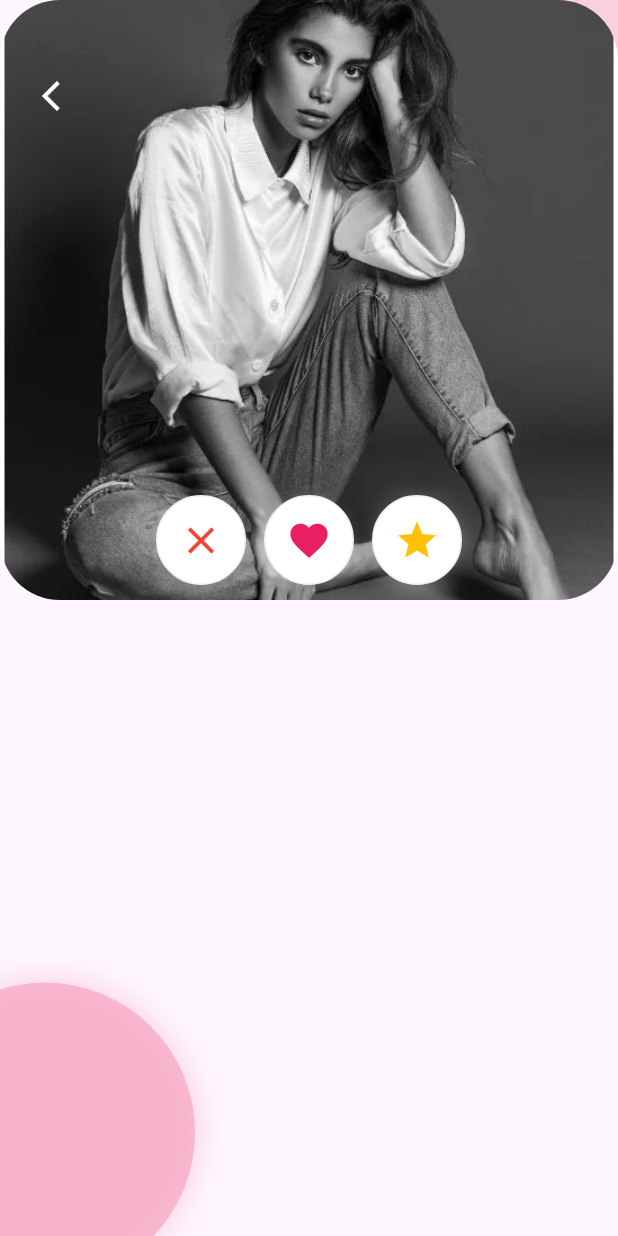
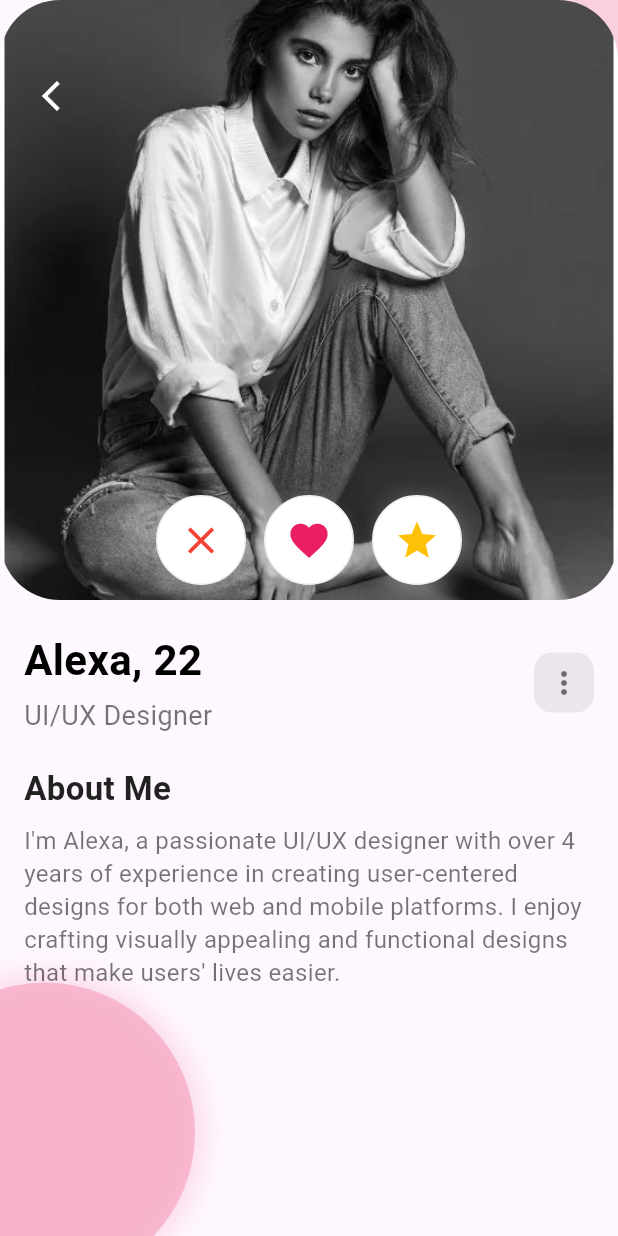
Before and after one commit to bryann54/hookie, a Flutter app: the UserDetailsScreen screen opened directly, on a phone screen of 412 x 824 dp. Run offline on Flutter 3.47's test engine with Material 3 defaults, Android fonts, the phone set to English and light mode, and no system bars; our stand-ins replace bloc, equatable, flutter_bloc, lottie.

Commit message:
userdetails screen

```diff
--- a/lib/features/home/presentation/pages/user_details_screen.dart
+++ b/lib/features/home/presentation/pages/user_details_screen.dart
@@ -9,7 +9,26 @@ class UserDetailsScreen extends StatefulWidget {
   State<UserDetailsScreen> createState() => _UserDetailsScreenState();
 }
 
-class _UserDetailsScreenState extends State<UserDetailsScreen> {
+class _UserDetailsScreenState extends State<UserDetailsScreen>
+    with SingleTickerProviderStateMixin {
+  late AnimationController animationController;
+
+  @override
+  void initState() {
+    super.initState();
+    animationController = AnimationController(
+      duration: const Duration(milliseconds: 500),
+      vsync: this,
+    );
+    animationController.forward();
+  }
+
+  @override
+  void dispose() {
+    animationController.dispose();
+    super.dispose();
+  }
+
   @override
   Widget build(BuildContext context) {
     return Scaffold(
@@ -34,8 +53,7 @@ class _UserDetailsScreenState extends State<UserDetailsScreen> {
                       ),
                     ),
                   ),
-
-                  // Action buttons positioned directly on the image
+                  // Positioned Action Buttons
                   const Positioned(
                     left: 0,
                     right: 0,
@@ -69,7 +87,6 @@ class _UserDetailsScreenState extends State<UserDetailsScreen> {
                       ),
                     ),
                   ),
-
                   // Back button
                   Positioned(
                     top: 40,
@@ -85,6 +102,81 @@ class _UserDetailsScreenState extends State<UserDetailsScreen> {
                 ],
               ),
             ),
+            // User Information Section
+            SlideTransition(
+              position: animationController.drive(
+                Tween<Offset>(
+                  begin: const Offset(0, 1),
+                  end: const Offset(0, 0),
+                ).chain(CurveTween(curve: Curves.easeOut)),
+              ),
+              child: Padding(
+                padding:
+                    const EdgeInsets.symmetric(vertical: 20, horizontal: 16),
+                child: Column(
+                  crossAxisAlignment: CrossAxisAlignment.start,
+                  children: [
+                    Row(
+                      mainAxisAlignment: MainAxisAlignment.spaceBetween,
+                      children: [
+                        const Column(
+                          crossAxisAlignment: CrossAxisAlignment.start,
+                          children: [
+                            Text(
+                              'Alexa, 22',
+                              style: TextStyle(
+                                color: Colors.black,
+                                fontSize: 28,
+                                fontWeight: FontWeight.bold,
+                              ),
+                            ),
+                            SizedBox(height: 4),
+                            Text(
+                              'UI/UX Designer',
+                              style: TextStyle(
+                                color: Colors.black54,
+                                fontSize: 18,
+                              ),
+                            ),
+                          ],
+                        ),
+                        // Additional icon or detail section
+                        Container(
+                          height: 40,
+                          width: 40,
+                          decoration: BoxDecoration(
+                            color: Colors.grey.withOpacity(0.2),
+                            borderRadius: BorderRadius.circular(12),
+                          ),
+                          child: const Icon(
+                            Icons.more_vert,
+                            color: Colors.black54,
+                          ),
+                        ),
+                      ],
+                    ),
+                    const SizedBox(height: 20),
+                    const Text(
+                      'About Me',
+                      style: TextStyle(
+                        fontSize: 22,
+                        fontWeight: FontWeight.bold,
+                        color: Colors.black87,
+                      ),
+                    ),
+                    const SizedBox(height: 8),
+                    const Text(
+                      "I'm Alexa, a passionate UI/UX designer with over 4 years of experience in creating user-centered designs for both web and mobile platforms. I enjoy crafting visually appealing and functional designs that make users' lives easier.",
+                      style: TextStyle(
+                        fontSize: 16,
+                        color: Colors.black54,
+                        height: 1.4,
+                      ),
+                    ),
+                  ],
+                ),
+              ),
+            ),
           ],
         ),
       ),
```
